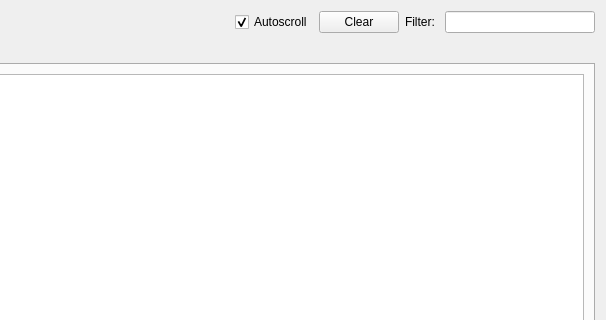
The window that src/window/TraceWindow/TraceWindow.ui (NightHawk32/CANgaroo) describes before a commit, drawn with Qt 5; both pictures show x 312 to 918 and y 0 to 320 of the 918 by 616 pixel window.
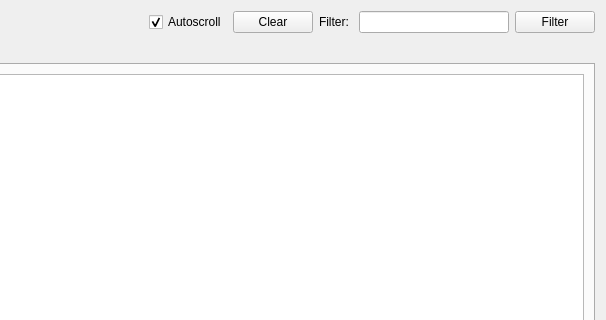
The same window after the commit. Icons and pictures are not drawn.

Commit message: Added filter to trace window

```diff
--- a/src/window/TraceWindow/TraceWindow.ui
+++ b/src/window/TraceWindow/TraceWindow.ui
@@ -114,6 +114,17 @@
         </property>
        </widget>
       </item>
+      <item>
+       <widget class="QPushButton" name="filterButton">
+        <property name="text">
+         <string>Filter</string>
+        </property>
+        <property name="icon">
+         <iconset resource="../../cangaroo.qrc">
+          <normaloff>:/assets/filter-symbolic.svg</normaloff>:/assets/filter-symbolic.svg</iconset>
+        </property>
+       </widget>
+      </item>
      </layout>
     </widget>
    </item>
```
Left out of the diff: 3 changed lines with no effect on the pictures. The commit also changes 10 other files.
